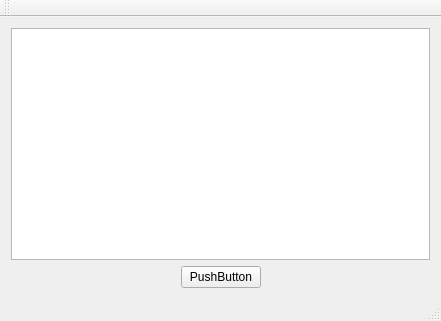
Old version of the form QTreeViewTest/mainwindow.ui in the repository hutpond/Qt.
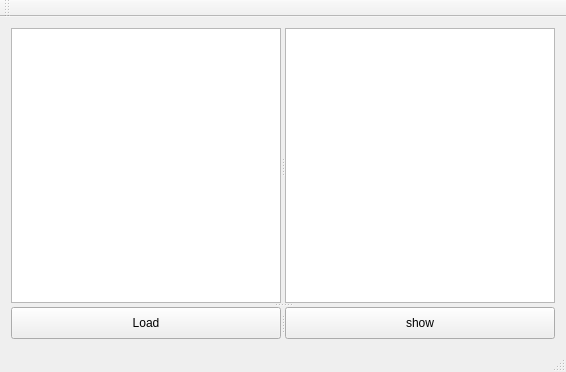
New version of the form.

Diff of the .ui file:
```diff
--- a/QTreeViewTest/mainwindow.ui
+++ b/QTreeViewTest/mainwindow.ui
@@ -6,8 +6,8 @@
    <rect>
     <x>0</x>
     <y>0</y>
-    <width>441</width>
-    <height>321</height>
+    <width>566</width>
+    <height>372</height>
    </rect>
   </property>
   <property name="windowTitle">
@@ -15,42 +15,35 @@
   </property>
   <widget class="QWidget" name="centralWidget">
    <layout class="QGridLayout" name="gridLayout">
-    <item row="2" column="1">
-     <widget class="QPushButton" name="pushButton">
-      <property name="text">
-       <string>PushButton</string>
+    <item row="0" column="0">
+     <widget class="QSplitter" name="splitter_3">
+      <property name="orientation">
+       <enum>Qt::Vertical</enum>
       </property>
+      <widget class="QSplitter" name="splitter_2">
+       <property name="orientation">
+        <enum>Qt::Horizontal</enum>
+       </property>
+       <widget class="QTreeView" name="treeView"/>
+       <widget class="QTextEdit" name="textEdit"/>
+      </widget>
+      <widget class="QSplitter" name="splitter">
+       <property name="orientation">
+        <enum>Qt::Horizontal</enum>
+       </property>
+       <widget class="QPushButton" name="pushButton_load">
+        <property name="text">
+         <string>Load</string>
+        </property>
+       </widget>
+       <widget class="QPushButton" name="pushButton_show">
+        <property name="text">
+         <string>show</string>
+        </property>
+       </widget>
+      </widget>
      </widget>
     </item>
-    <item row="2" column="0">
-     <spacer name="horizontalSpacer">
-      <property name="orientation">
-       <enum>Qt::Horizontal</enum>
-      </property>
-      <property name="sizeHint" stdset="0">
-       <size>
-        <width>40</width>
-        <height>20</height>
-       </size>
-      </property>
-     </spacer>
-    </item>
-    <item row="2" column="2">
-     <spacer name="horizontalSpacer_2">
-      <property name="orientation">
-       <enum>Qt::Horizontal</enum>
-      </property>
-      <property name="sizeHint" stdset="0">
-       <size>
-        <width>40</width>
-        <height>20</height>
-       </size>
-      </property>
-     </spacer>
-    </item>
-    <item row="0" column="0" colspan="3">
-     <widget class="QTreeView" name="treeView"/>
-    </item>
    </layout>
   </widget>
   <widget class="QMenuBar" name="menuBar">
```
Left out of the diff: 29 changed lines with no effect on the pictures.
